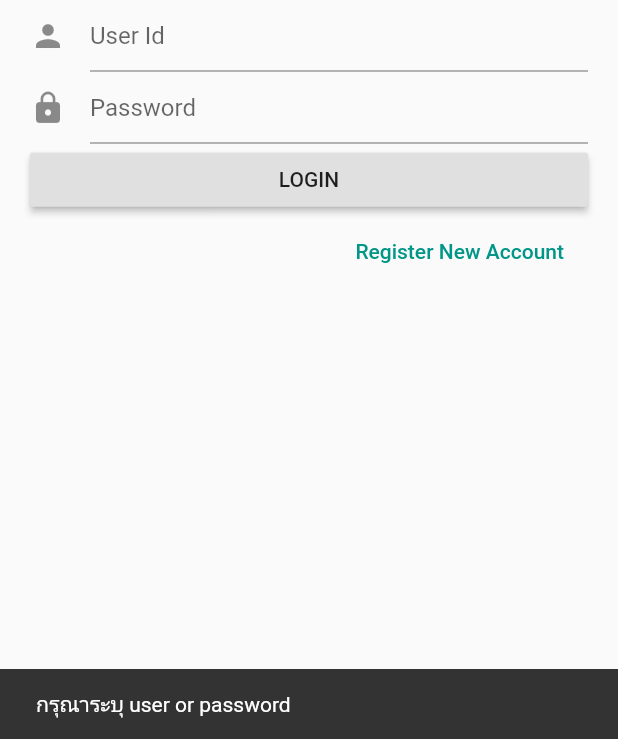
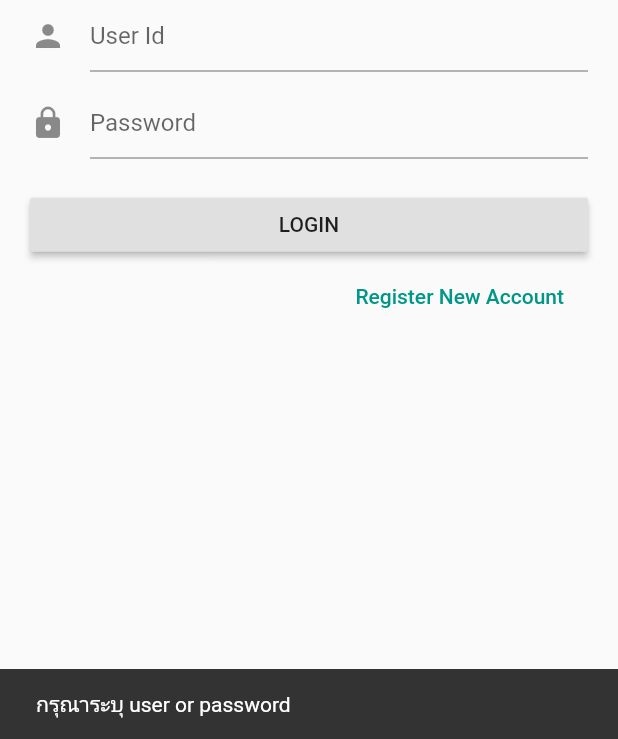
Before and after one commit to KimKosit/flutter_assignment, a Flutter app: the screen it shows after launch, after a tap on "LOGIN", on a phone screen of 412 x 824 dp, the part 497-1236 px from its top. Run offline on Flutter 3.47's test engine with Material 2 defaults, Android fonts, the phone set to English and light mode, and no system bars.

Commit message:
fix position a little

```diff
--- a/lib/main.dart
+++ b/lib/main.dart
@@ -1,7 +1,7 @@
 import 'package:flutter/material.dart';
-// import './ui/home.dart';
+import './ui/home.dart';
 import './ui/login.dart';
-// import './ui/register.dart';
+import './ui/register.dart';
 
 void main() => runApp(MyApp());
 
@@ -17,8 +17,8 @@ class MyApp extends StatelessWidget {
       initialRoute: '/',
       routes: {
         '/': (context) => Login(),
-        // '/home': (context) => Home(),
-        // '/register': (context) => Register(),
+        '/home': (context) => Home(),
+        '/register': (context) => Register(),
       },
     );
   }
--- a/lib/ui/login.dart
+++ b/lib/ui/login.dart
@@ -1,8 +1,4 @@
-import "package:flutter/material.dart";
-
-class InputForm {
-  String user, password;
-}
+import 'package:flutter/material.dart';
 
 class Login extends StatefulWidget {
   @override
@@ -16,8 +12,7 @@ class LoginState extends State<Login> {
   final formKey = new GlobalKey<FormState>();
   final scaffoldKey = new GlobalKey<ScaffoldState>();
 
-  String username;
-  String passWord;
+  String userName, passWord;
 
   @override
   Widget build(BuildContext context) {
@@ -29,53 +24,52 @@ class LoginState extends State<Login> {
             key: formKey,
             child: ListView(children: <Widget>[
               Image.asset(
-                "resources/logo.jpg",
+                'resources/logo.jpg',
               ),
               Container(
                   child: TextFormField(
                 decoration: InputDecoration(
-                      icon: Icon(Icons.person), hintText: "User Id"),
+                    icon: Icon(Icons.person), hintText: 'User Id'),
                 onSaved: (value) {
-                    username = value;
+                  userName = value;
                 },
-                ),
-              ),
+              )),
               Container(
+                  margin: const EdgeInsets.only(top: 10),
                   child: TextFormField(
                     decoration: InputDecoration(
-                      icon: Icon(Icons.lock), hintText: "Password"),
+                        icon: Icon(Icons.lock), hintText: 'Password'),
                     obscureText: true,
                     onSaved: (value) {
                       passWord = value;
                     },
-                ),
-              ),
+                  )),
               Container(
+                  margin: const EdgeInsets.only(top: 20),
                   child: RaisedButton(
-                  child: Text("LOGIN"),
+                    child: Text('LOGIN'),
                     onPressed: () {
                       formKey.currentState.save();
-                    if (username == "" || passWord == "") {
+                      if (userName == '' || passWord == '') {
                         scaffoldKey.currentState.showSnackBar(SnackBar(
-                          content: Text("กรุณาระบุ user or password")));
-                    } else if (username == "admin" && passWord == "admin") {
-                      Navigator.pushNamed(context, "/home");
+                            content: Text('กรุณาระบุ user or password')));
+                      } else if (userName == 'admin' && passWord == 'admin') {
+                        Navigator.pushNamed(context, '/home');
                       } else {
                         scaffoldKey.currentState.showSnackBar(SnackBar(
-                          content: Text("user or password ไม่ถูกต้อง")));
+                            content: Text('user or password ไม่ถูกต้อง')));
                       }
                     },
-                ),
-              ),
+                  )),
               Container(
                   alignment: Alignment.centerRight,
                   child: FlatButton(
                     child: Text(
-                      "Register New Account",
+                      'Register New Account',
                       style: TextStyle(color: Colors.teal),
                     ),
                     onPressed: () {
-                      Navigator.pushNamed(context, "/register");
+                      Navigator.pushNamed(context, '/register');
                     },
                   ))
             ])),
```
Also changed, not shown: lib/ui/home.dart (+17 -0 lines). Lines whose indentation alone changed are shown as unchanged.
